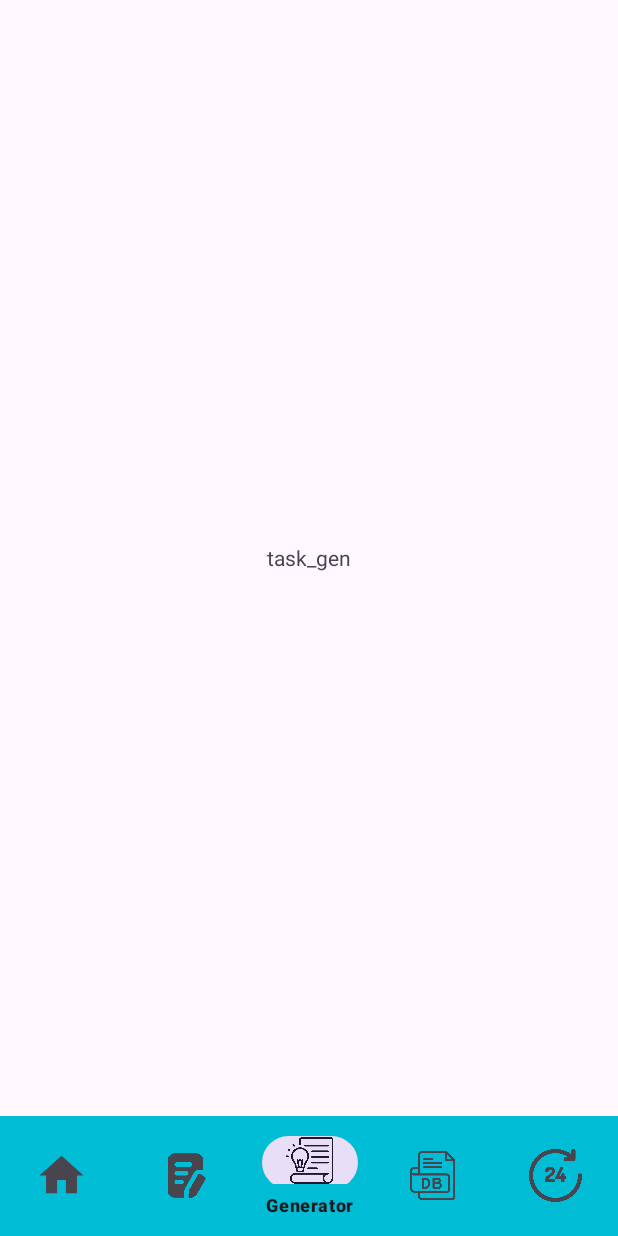
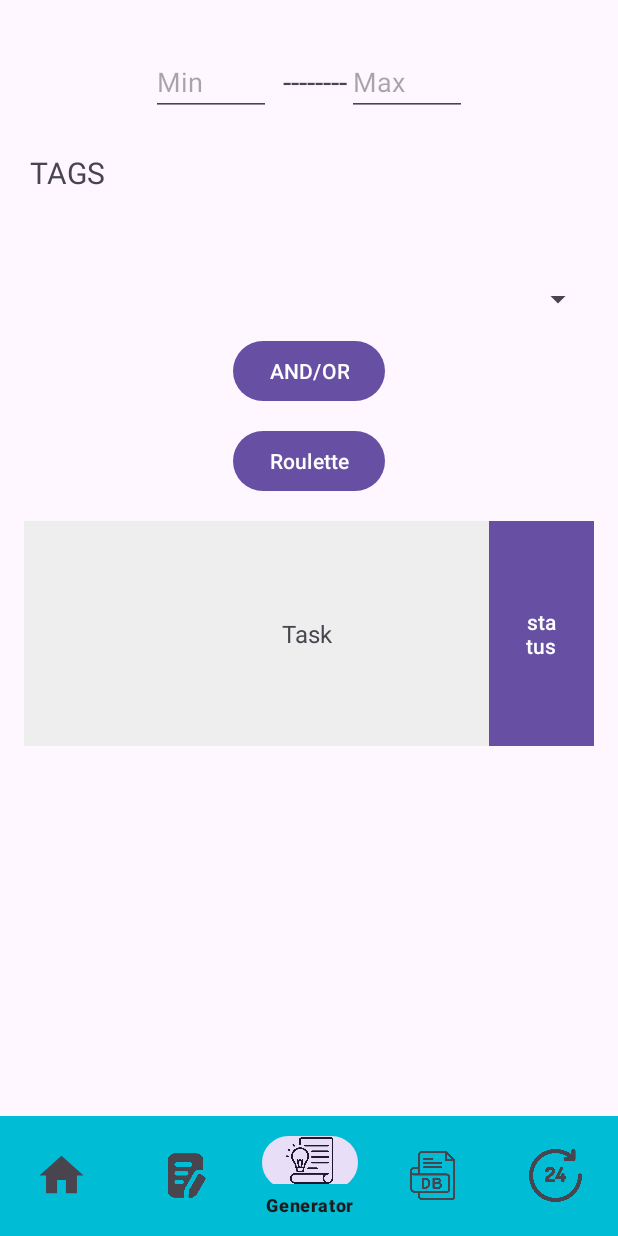
Before and after one commit to MikhailKapitov/android-cf-roulette, an Android app: the TaskGeneratorPageFragment screen opened through its navigation route, on a phone screen of 412 x 824 dp. Run offline under Robolectric (Android 15) with nearby library versions, the phone set to English and light mode, and no system bars; our stand-ins replace navigation-ui; pictures from the network do not load; 1 statement that could not run was skipped.

Commit message:
temp realization for registrarion and task generator fragments

```diff
--- a/CF_Roulette/app/src/main/res/layout/registration_page_fragment.xml
+++ b/CF_Roulette/app/src/main/res/layout/registration_page_fragment.xml
@@ -1,11 +1,21 @@
 <?xml version="1.0" encoding="utf-8"?>
-<FrameLayout
+<LinearLayout
     xmlns:android="http://schemas.android.com/apk/res/android"
     android:layout_width="match_parent"
-    android:layout_height="match_parent">
-    <TextView
+    android:layout_height="match_parent"
+    android:orientation="vertical"
+    android:padding="24dp"
+    android:gravity="center_horizontal">
+
+    <EditText
+        android:id="@+id/nickname_input"
         android:layout_width="match_parent"
-        android:layout_height="match_parent"
-        android:gravity="center"
-        android:text="registration" />
-</FrameLayout>
+        android:layout_height="wrap_content"
+        android:hint="enter CF nickname"
+        android:inputType="textPersonName"
+        android:drawableStart="@android:drawable/ic_menu_edit"
+        android:padding="12dp"
+        android:background="@android:drawable/edit_text"
+        android:textSize="16sp" />
+
+</LinearLayout>
--- a/CF_Roulette/app/src/main/res/layout/task_generator_page_fragment.xml
+++ b/CF_Roulette/app/src/main/res/layout/task_generator_page_fragment.xml
@@ -1,11 +1,101 @@
 <?xml version="1.0" encoding="utf-8"?>
-<FrameLayout
+<LinearLayout
     xmlns:android="http://schemas.android.com/apk/res/android"
     android:layout_width="match_parent"
-    android:layout_height="match_parent">
+    android:layout_height="match_parent"
+    android:orientation="vertical"
+    android:padding="16dp">
+
+
+
+    <LinearLayout
+        android:layout_width="match_parent"
+        android:layout_height="wrap_content"
+        android:orientation="horizontal"
+        android:gravity="center"
+        android:layout_marginTop="16dp">
+
+        <EditText
+            android:id="@+id/minDifficulty"
+            android:layout_width="wrap_content"
+            android:layout_height="wrap_content"
+            android:layout_marginEnd="8dp"
+            android:hint="Min"
+            android:inputType="number"
+            android:minWidth="80dp" />
+        <TextView
+            android:layout_width="wrap_content"
+            android:layout_height="wrap_content"
+            android:text="--------"
+            android:textSize="20sp" />
+
+        <EditText
+            android:id="@+id/maxDifficulty"
+            android:layout_width="wrap_content"
+            android:layout_height="wrap_content"
+            android:hint="Max"
+            android:inputType="number"
+            android:minWidth="80dp"/>
+    </LinearLayout>
+
+    <!-- TAGS -->
     <TextView
+        android:id="@+id/tagsTitle"
+        android:layout_width="372dp"
+        android:layout_height="74dp"
+        android:layout_gravity="center"
+        android:layout_marginTop="24dp"
+        android:text="TAGS"
+        android:textSize="20sp" />
+
+    <!-- Селектор тэгов -->
+    <Spinner
+        android:id="@+id/tagSelector"
         android:layout_width="match_parent"
-        android:layout_height="match_parent"
-        android:gravity="center"
-        android:text="task_gen" />
-</FrameLayout>
+        android:layout_height="wrap_content"
+        android:layout_marginTop="12dp"/>
+
+    <!-- Кнопка AND/OR -->
+    <Button
+        android:id="@+id/andOrButton"
+        android:layout_width="wrap_content"
+        android:layout_height="wrap_content"
+        android:text="AND/OR"
+        android:layout_gravity="center"
+        android:layout_marginTop="12dp"/>
+
+    <!-- Кнопка Roulette -->
+    <Button
+        android:id="@+id/rouletteButton"
+        android:layout_width="wrap_content"
+        android:layout_height="wrap_content"
+        android:text="Roulette"
+        android:layout_gravity="center"
+        android:layout_marginTop="12dp"/>
+
+
+    <RelativeLayout
+        android:layout_width="match_parent"
+        android:layout_height="150dp"
+        android:layout_marginTop="16dp"
+        android:background="#EEEEEE">
+
+        <TextView
+            android:id="@+id/taskView"
+            android:layout_width="match_parent"
+            android:layout_height="match_parent"
+            android:gravity="center"
+            android:text="Task "
+            android:textSize="16sp"
+            android:padding="8dp"/>
+
+        <Button
+            android:id="@+id/statusButton"
+            android:layout_width="70dp"
+            android:text="status"
+            android:layout_height="match_parent"
+            android:layout_alignParentEnd="true"
+            android:background="#2196F3"/>
+    </RelativeLayout>
+
+</LinearLayout>
```
